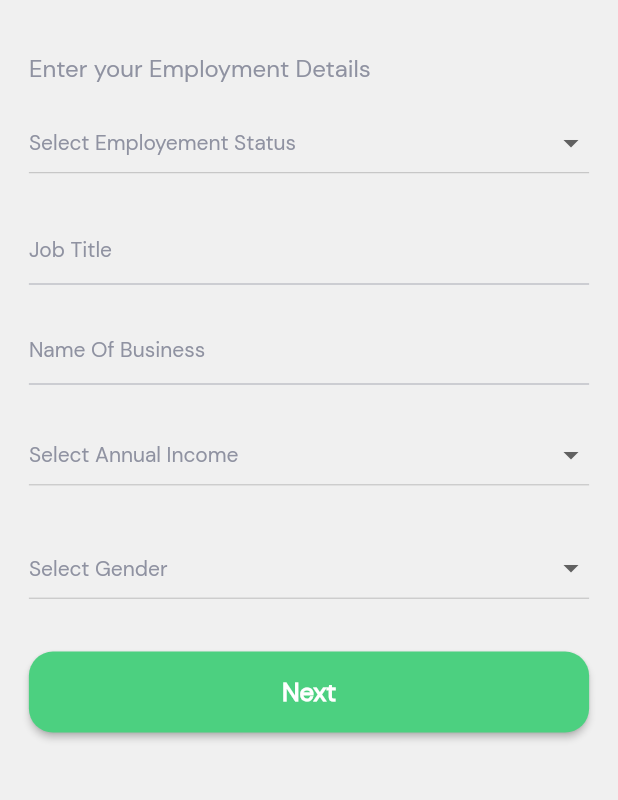
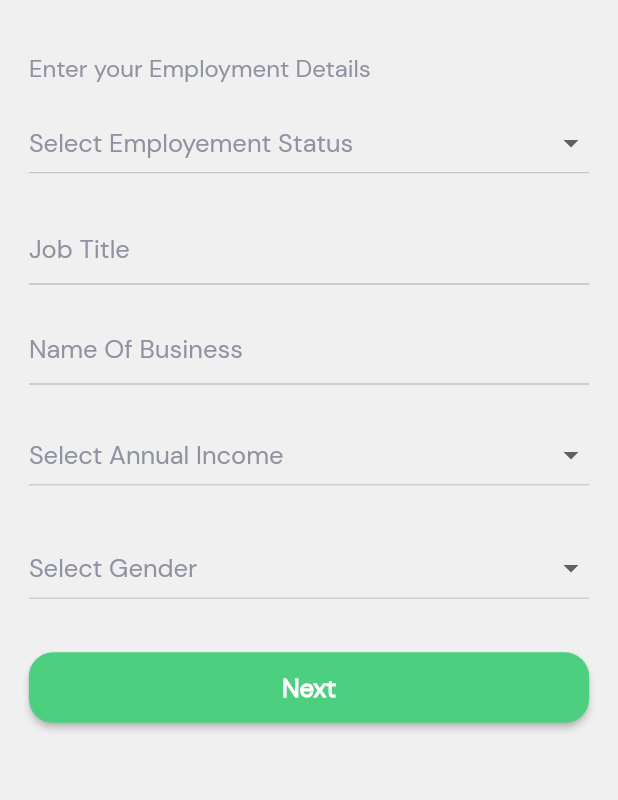
Before and after one commit to vishal88patel/MySecureApp, a Flutter app: the PersonalDetailScreen screen opened directly, on a phone screen of 412 x 824 dp, the part 360-1160 px from its top. Run offline on Flutter 3.47's test engine with Material 2 defaults, Android fonts, the phone set to English and light mode, and no system bars; drawn by our look-alikes of dropdown_button2; our stand-ins replace cached_network_image, connectivity_plus, dotted_line, firebase_core, fl_chart, flutter_svg and 8 more; missing offline and left inert: d_chart, dart:ffi, platform_device_id, qr_code_scanner; accounts and stored records are empty; network calls fail.

Commit message:
figma design

```diff
--- a/lib/Custom Widgets/app_ElevatedButton .dart
+++ b/lib/Custom Widgets/app_ElevatedButton .dart
@@ -24,7 +24,7 @@ class AppElevatedButton extends StatelessWidget {
      onPressed: onPressed,
       style: ElevatedButton.styleFrom(
        primary:buttonColor?? ColorConstant.buttonGreen,
-          minimumSize: const Size.fromHeight(54),
+          minimumSize: const Size.fromHeight(47),
           shape: RoundedRectangleBorder(  borderRadius: BorderRadius.circular(radius??16)),
        textStyle:  AppStyle.DmSansFont
         .copyWith(color: ColorConstant.primaryWhite,
--- a/lib/Custom Widgets/app_textField.dart
+++ b/lib/Custom Widgets/app_textField.dart
@@ -31,7 +31,7 @@ class AppTextField extends StatelessWidget {
       controller: controller,
       readOnly:readOnly??false ,
       keyboardType: keyBordType,
-      style: TextStyle(color: ColorConstant.grey8F),
+      style: TextStyle(color: ColorConstant.grey8F,fontSize: getFontSize(20)),
       obscureText: isObsecure,
       maxLength: maxLength,
       inputFormatters:inputFormatters ,
@@ -40,7 +40,7 @@ class AppTextField extends StatelessWidget {
         hintStyle: AppStyle.DmSansFont
             .copyWith(
             color: ColorConstant.grey8F,
-            fontWeight: FontWeight.w400,fontSize: getFontSize(fontSize??16)),
+            fontWeight: FontWeight.w400,fontSize: getFontSize(fontSize??20)),
         suffixIcon: suffixIcon,
         enabledBorder: UnderlineInputBorder(
           borderSide: BorderSide(color: ColorConstant.grey8F.withOpacity(0.5),width: 1),
--- a/lib/presentation/PersonalDetails/personal_detail_screen.dart
+++ b/lib/presentation/PersonalDetails/personal_detail_screen.dart
@@ -97,7 +97,7 @@ class PersonalDetailScreen extends StatelessWidget {
                           style: AppStyle.DmSansFont.copyWith(
                               color: ColorConstant.grey8F,
                               fontWeight: FontWeight.w400,
-                              fontSize: getFontSize(16)),
+                              fontSize: getFontSize(20)),
                           ),
                         items: personalDetailController.dropdownTextForStatus.value
                             .map((item) =>
@@ -106,7 +106,7 @@ class PersonalDetailScreen extends StatelessWidget {
                               child: Text(
                                 item,
                                 style: const TextStyle(
-                                  fontSize: 14,
+                                  fontSize: 17,
                                 ),
                               ),
                             ))
@@ -129,7 +129,7 @@ class PersonalDetailScreen extends StatelessWidget {
                               style: AppStyle.DmSansFont.copyWith(
                                   color: ColorConstant.grey8F,
                                   fontWeight: FontWeight.w400,
-                                  fontSize: getFontSize(16)),
+                                  fontSize: getFontSize(20)),
 
                             );
                           }).toList();
@@ -187,7 +187,7 @@ class PersonalDetailScreen extends StatelessWidget {
                           style: AppStyle.DmSansFont.copyWith(
                               color: ColorConstant.grey8F,
                               fontWeight: FontWeight.w400,
-                              fontSize: getFontSize(16)),
+                              fontSize: getFontSize(20)),
                           ),
                         items: personalDetailController.dropdownTextForIncome
                             .map((item) =>
@@ -196,7 +196,7 @@ class PersonalDetailScreen extends StatelessWidget {
                               child: Text(
                                 item,
                                 style: const TextStyle(
-                                  fontSize: 14,
+                                  fontSize: 17,
                                 ),
                               ),
                             ))
@@ -219,7 +219,7 @@ class PersonalDetailScreen extends StatelessWidget {
                               style: AppStyle.DmSansFont.copyWith(
                                   color: ColorConstant.grey8F,
                                   fontWeight: FontWeight.w400,
-                                  fontSize: getFontSize(16)),
+                                  fontSize: getFontSize(20)),
 
                             );
                           }).toList();
@@ -252,7 +252,7 @@ class PersonalDetailScreen extends StatelessWidget {
                           style: AppStyle.DmSansFont.copyWith(
                               color: ColorConstant.grey8F,
                               fontWeight: FontWeight.w400,
-                              fontSize: getFontSize(16)),
+                              fontSize: getFontSize(20)),
                           ),
                         items: personalDetailController.dropdownTextForGender
                             .map((item) =>
@@ -261,7 +261,7 @@ class PersonalDetailScreen extends StatelessWidget {
                               child: Text(
                                 item,
                                 style: const TextStyle(
-                                  fontSize: 14,
+                                  fontSize: 17,
                                 ),
                               ),
                             ))
@@ -279,7 +279,7 @@ class PersonalDetailScreen extends StatelessWidget {
                               style: AppStyle.DmSansFont.copyWith(
                                   color: ColorConstant.grey8F,
                                   fontWeight: FontWeight.w400,
-                                  fontSize: getFontSize(16)),
+                                  fontSize: getFontSize(20)),
 
                             );
                           }).toList();
```
